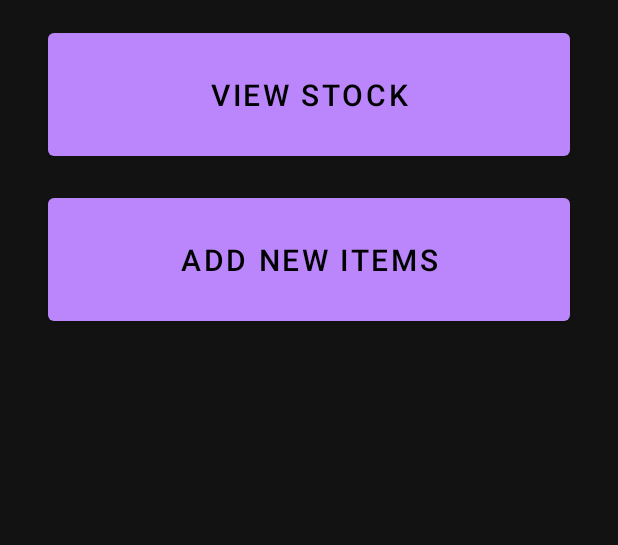
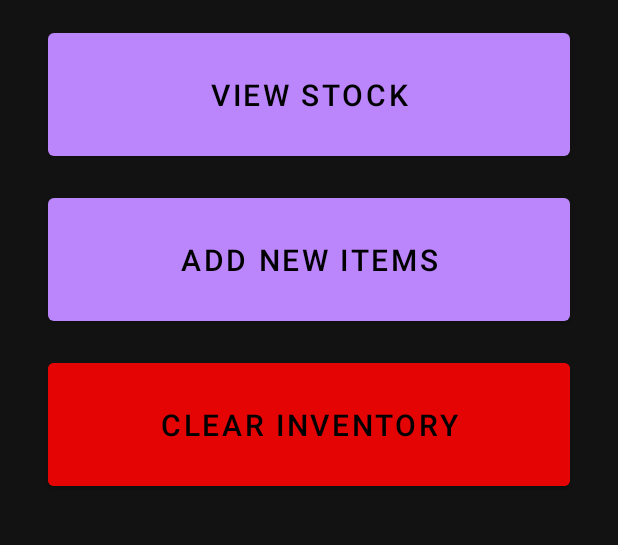
Before and after one commit to kamarabbas99/WareHouse-Inventory-app, an Android app: the MainMenuActivity screen opened directly, with no data from a screen before it, on a phone screen of 412 x 824 dp, the part 294-839 px from its top. Run offline under Robolectric (Android 15) with nearby library versions, the phone set to English and light mode, and no system bars.

Commit message:
Added account clearances and added low threshold features on UI

```diff
--- a/app/src/main/java/presentation/ItemAddActivity.java
+++ b/app/src/main/java/presentation/ItemAddActivity.java
@@ -36,8 +36,10 @@ public class ItemAddActivity extends AppCompatActivity {
             EditText amount = (EditText) findViewById(R.id.inputAmount);
             EditText qtyLabel = (EditText) findViewById(R.id.inputQty);
             EditText description = (EditText) findViewById(R.id.inputDescription);
+            EditText low = (EditText) findViewById(R.id.inputLowThreshhold);
 
-            items.createItem(name.getText().toString(), description.getText().toString(), Integer.parseInt(amount.getText().toString()), qtyLabel.getText().toString(), 0);
+            //Creates a new item
+            items.createItem(name.getText().toString(), description.getText().toString(), Integer.parseInt(amount.getText().toString()), qtyLabel.getText().toString(), Integer.parseInt(low.getText().toString()));
 
             added.show(getSupportFragmentManager(), "added");
         }
--- a/app/src/main/java/presentation/ItemViewActivity.java
+++ b/app/src/main/java/presentation/ItemViewActivity.java
@@ -48,6 +48,7 @@ public class ItemViewActivity extends AppCompatActivity implements AlertBox.Aler
         }
         catch (Exception e){
             Messages.itemNotFound(this, "ERROR: Item could not be found, please restart app and try again");
+            System.out.println("ERROR: " + e.getMessage());
         }
     }
 
--- a/app/src/main/java/presentation/MainMenuActivity.java
+++ b/app/src/main/java/presentation/MainMenuActivity.java
@@ -1,6 +1,7 @@
 package presentation;
 
 import androidx.appcompat.app.AppCompatActivity;
+import androidx.fragment.app.DialogFragment;
 
 import android.content.Intent;
 import android.os.Bundle;
@@ -8,12 +9,24 @@ import android.view.View;
 
 import com.example.warehouseinventorysystem.R;
 
-public class MainMenuActivity extends AppCompatActivity {
+import logic.AccountAccessor;
+import logic.InventoryAccessor;
+
+public class MainMenuActivity extends AppCompatActivity implements AlertBox.AlertListener{
+
+    //Gets current active inventory and user
+    InventoryAccessor inventory = new InventoryAccessor();
+    AccountAccessor account = new AccountAccessor();
+
+    int id;
 
     @Override
     protected void onCreate(Bundle savedInstanceState) {
         super.onCreate(savedInstanceState);
         setContentView(R.layout.activity_main_menu);
+
+        //Gets the ID of the current active inventory
+        id = getIntent().getIntExtra("invID", -1);
     }
 
     //Called when user taps the "View Stock" Button
@@ -26,7 +39,34 @@ public class MainMenuActivity extends AppCompatActivity {
     //Called when user taps the "Add Item" Button
     //Creates a new Intent to move activities to ItemAddActivity, and immediately moves there
     public void addItemSwitch(View view) {
-        Intent addView = new Intent(this, ItemAddActivity.class);
-        startActivity(addView);
+        //Checks if user is admin, if so opens the add item activity
+        if(account.getCurrentPrivilege() == 0) {
+            Intent addView = new Intent(this, ItemAddActivity.class);
+            startActivity(addView);
+        }
+        //Else, error message is printed
+        else {
+            Messages.invalidClearance(this, "Please contact an administrator");
+        }
+    }
+
+    //Clears the current selected inventory
+    public void clearInventory(View view) {
+        //Checks if user is admin, if so clears the inventory
+        if(account.getCurrentPrivilege() == 0) {
+            DialogFragment warning = new AlertBox();
+            warning.show(getSupportFragmentManager(), "warn");
+        }
+        //Else, error message is printed
+        else {
+            Messages.invalidClearance(this, "Please contact an administrator");
+        }
+    }
+
+    @Override
+    public void onPositiveClick(DialogFragment dialog) {
+        Intent back = new Intent(this, InventoryViewActivity.class);
+        //TODO Insert clear call
+        startActivity(back);
     }
 }
--- a/app/src/main/res/layout/activity_main_menu.xml
+++ b/app/src/main/res/layout/activity_main_menu.xml
@@ -50,4 +50,20 @@
         app:layout_constraintStart_toStartOf="parent"
         app:layout_constraintTop_toBottomOf="@+id/ItemViewButton" />
 
+    <Button
+        android:id="@+id/clearInvButton"
+        android:layout_width="0dp"
+        android:layout_height="94dp"
+        android:layout_marginStart="32dp"
+        android:layout_marginTop="16dp"
+        android:layout_marginEnd="32dp"
+        android:backgroundTint="#E40404"
+        android:onClick="clearInventory"
+        android:text="Clear Inventory"
+        android:textSize="20sp"
+        app:layout_constraintEnd_toEndOf="parent"
+        app:layout_constraintHorizontal_bias="0.0"
+        app:layout_constraintStart_toStartOf="parent"
+        app:layout_constraintTop_toBottomOf="@+id/AddItemButton" />
+
 </androidx.constraintlayout.widget.ConstraintLayout>
```
Also changed, not shown: app/src/main/java/presentation/InventoryViewActivity.java (+16 -4 lines), app/src/main/java/presentation/ItemsAdapter.java (+7 -0 lines), app/src/main/java/presentation/Messages.java (+9 -0 lines), app/src/main/res/layout/activity_item_add.xml (+21 -1 lines).
